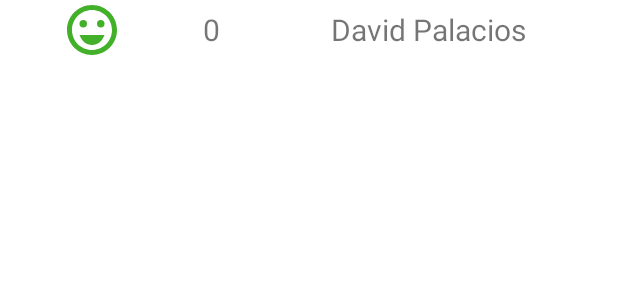
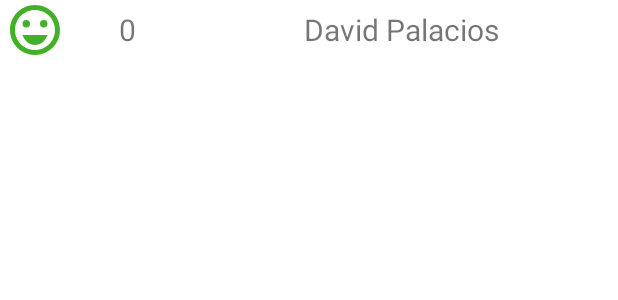
Before and after one commit to davidpalaciosg/SegundoTallerCompumovil, an Android app: the layout contactitem.xml on its own in the app's theme, with its tools: preview values and no code run, on a phone screen of 412 x 824 dp. Shown: the top 300 px of the screen. Run offline under Robolectric (Android 15) with nearby library versions, the phone set to English and light mode, and no system bars.

Commit message:
First two activities done

```diff
--- a/app/src/main/AndroidManifest.xml
+++ b/app/src/main/AndroidManifest.xml
@@ -42,7 +42,7 @@
 
         <provider
             android:name="androidx.core.content.FileProvider"
-            android:authorities="com.example.testapp.fileprovider"
+            android:authorities="com.palacios.segundaactividadcompumovil.fileprovider"
             android:exported="false"
             android:grantUriPermissions="true">
             <meta-data
--- a/app/src/main/java/com/palacios/segundaactividadcompumovil/MainActivity.java
+++ b/app/src/main/java/com/palacios/segundaactividadcompumovil/MainActivity.java
@@ -42,7 +42,7 @@ public class MainActivity extends AppCompatActivity {
         img_camera.setOnClickListener(new View.OnClickListener() {
             @Override
             public void onClick(View view) {
-                Intent intent = new Intent(view.getContext(), ContactsActivity.class);
+                Intent intent = new Intent(view.getContext(), CameraActivity.class);
                 startActivity(intent);
             }
         });
--- a/app/src/main/res/layout/activity_camera.xml
+++ b/app/src/main/res/layout/activity_camera.xml
@@ -14,11 +14,11 @@
         app:layout_constraintEnd_toEndOf="parent"
         app:layout_constraintStart_toStartOf="parent"
         app:layout_constraintTop_toTopOf="parent"
-        tools:srcCompat="@tools:sample/avatars" />
+        app:srcCompat="@drawable/batman" />
 
     <Button
         android:id="@+id/selectImage"
-        android:layout_width="0dp"
+        android:layout_width="wrap_content"
         android:layout_height="wrap_content"
         android:layout_marginStart="36dp"
         android:text="Seleccionar Imagen"
@@ -29,7 +29,7 @@
 
     <Button
         android:id="@+id/camera"
-        android:layout_width="0dp"
+        android:layout_width="wrap_content"
         android:layout_height="wrap_content"
         android:layout_marginEnd="40dp"
         android:text="Cámara"
--- a/app/src/main/res/layout/contactitem.xml
+++ b/app/src/main/res/layout/contactitem.xml
@@ -2,20 +2,22 @@
 <LinearLayout xmlns:android="http://schemas.android.com/apk/res/android"
     xmlns:app="http://schemas.android.com/apk/res-auto"
     android:layout_width="match_parent"
-    android:layout_height="match_parent">
+    android:layout_height="wrap_content">
 
     <ImageView
         android:id="@+id/imageView2"
         android:layout_width="wrap_content"
         android:layout_height="40dp"
-        android:layout_weight="0.4"
+        android:layout_marginRight="10dp"
+        android:layout_weight="0.1"
         app:srcCompat="@drawable/ic_outline_emoji_emotions_24" />
 
     <TextView
         android:id="@+id/contactId"
         android:layout_width="wrap_content"
         android:layout_height="40dp"
-        android:layout_weight="0.1"
+        android:layout_marginRight="10dp"
+        android:layout_weight="0.2"
         android:gravity="center"
         android:text="0"
         android:textAlignment="center"
@@ -25,7 +27,7 @@
         android:id="@+id/contactName"
         android:layout_width="wrap_content"
         android:layout_height="40dp"
-        android:layout_weight="0.5"
+        android:layout_weight="0.7"
         android:gravity="center"
         android:text="David Palacios"
         android:textAlignment="center"
```
Also changed, not shown: app/src/main/res/drawable/batman.png (added), app/src/main/res/drawable/spidermanlogo.jpg (added), app/src/main/res/drawable/superman.png (added), 1 other file.
